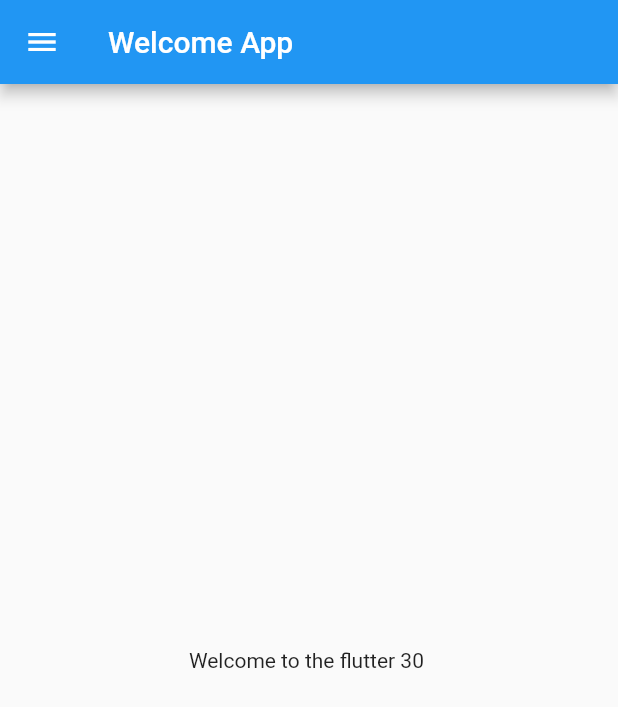
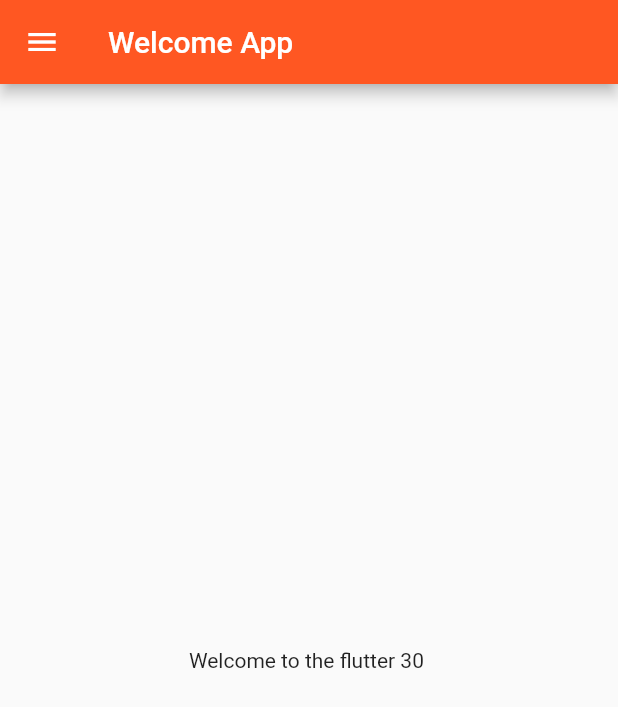
Before and after one commit to MuhibJabbar/Flutter_Practice, a Flutter app: the screen it shows after launch, on a phone screen of 412 x 824 dp. Shown: the top 707 px of the screen. Run offline on Flutter 3.47's test engine with Material 2 defaults, Android fonts, the phone set to English and light mode, and no system bars.

Commit message:
Day 3 completed

```diff
--- a/lib/main.dart
+++ b/lib/main.dart
@@ -1,5 +1,6 @@
 import 'package:flutter/material.dart';
-import 'package:flutter_application_1/home_page.dart';
+import 'package:flutter_application_1/pages/home_page.dart';
+import 'package:flutter_application_1/pages/login_page.dart';
 
 void main() {
   runApp(MyApp());
@@ -9,9 +10,20 @@ class MyApp extends StatelessWidget {
   const MyApp({Key? key}) : super(key: key);
   @override
   Widget build(BuildContext context) {
-
     return MaterialApp(
-      home: HomePage(),
+      themeMode: ThemeMode.light,
+      theme: ThemeData(
+        primarySwatch: Colors.deepOrange,
+      ),
+      darkTheme: ThemeData(
+        brightness: Brightness.dark,
+      ),
+      initialRoute: "/home",
+      routes: {
+        "/": (context) => LoginPage(),
+        "/login": (context) => LoginPage(),
+        "/home": (context) => HomePage(),
+      },
     );
   }
 }
```
Also changed, not shown: lib/pages/login_page.dart (added, +21 -0 lines), lib/pages/home_page.dart (renamed from lib/home_page.dart).
